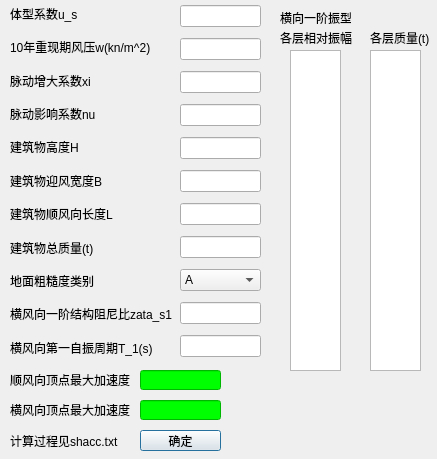
Old version of the form wac_sh.ui in the repository dryhill/china_wind_acc.
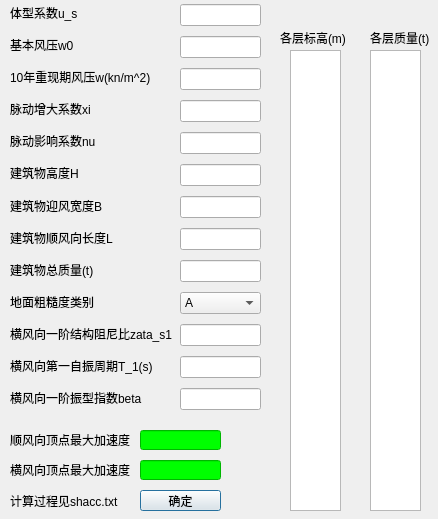
New version of the form.

What changed in the file:
```diff
--- a/wac_sh.ui
+++ b/wac_sh.ui
@@ -6,8 +6,8 @@
    <rect>
     <x>0</x>
     <y>0</y>
-    <width>437</width>
-    <height>459</height>
+    <width>438</width>
+    <height>519</height>
    </rect>
   </property>
   <property name="windowTitle">
@@ -21,8 +21,8 @@
     <rect>
      <x>10</x>
      <y>0</y>
-     <width>170</width>
-     <height>361</height>
+     <width>164</width>
+     <height>411</height>
     </rect>
    </property>
    <layout class="QVBoxLayout" name="verticalLayout">
@@ -34,7 +34,14 @@
      </widget>
     </item>
     <item>
-     <widget class="QLabel" name="lb_w0">
+     <widget class="QLabel" name="lb_hft_3">
+      <property name="text">
+       <string>基本风压w0</string>
+      </property>
+     </widget>
+    </item>
+    <item>
+     <widget class="QLabel" name="lb_w">
       <property name="text">
        <string>10年重现期风压w(kn/m^2)</string>
       </property>
@@ -103,6 +110,13 @@
       </property>
      </widget>
     </item>
+    <item>
+     <widget class="QLabel" name="lb_hft_2">
+      <property name="text">
+       <string>横风向一阶振型指数beta</string>
+      </property>
+     </widget>
+    </item>
    </layout>
   </widget>
   <widget class="QWidget" name="verticalLayoutWidget_2">
@@ -111,7 +125,7 @@
      <x>180</x>
      <y>0</y>
      <width>81</width>
-     <height>371</height>
+     <height>421</height>
     </rect>
    </property>
    <layout class="QVBoxLayout" name="verticalLayout_2">
@@ -121,6 +135,9 @@
     <item>
      <widget class="QLineEdit" name="le_w0"/>
     </item>
+    <item>
+     <widget class="QLineEdit" name="le_w"/>
+    </item>
     <item>
      <widget class="QLineEdit" name="le_xi"/>
     </item>
@@ -169,13 +186,16 @@
     <item>
      <widget class="QLineEdit" name="le_hft"/>
     </item>
+    <item>
+     <widget class="QLineEdit" name="le_beta"/>
+    </item>
    </layout>
   </widget>
   <widget class="QLineEdit" name="le_sf">
    <property name="geometry">
     <rect>
      <x>140</x>
-     <y>370</y>
+     <y>430</y>
      <width>81</width>
      <height>20</height>
     </rect>
@@ -188,7 +208,7 @@
    <property name="geometry">
     <rect>
      <x>10</x>
-     <y>370</y>
+     <y>430</y>
      <width>121</width>
      <height>20</height>
     </rect>
@@ -201,7 +221,7 @@
    <property name="geometry">
     <rect>
      <x>140</x>
-     <y>430</y>
+     <y>490</y>
      <width>81</width>
      <height>21</height>
     </rect>
@@ -214,7 +234,7 @@
    <property name="geometry">
     <rect>
      <x>10</x>
-     <y>400</y>
+     <y>460</y>
      <width>121</width>
      <height>20</height>
     </rect>
@@ -227,7 +247,7 @@
    <property name="geometry">
     <rect>
      <x>140</x>
-     <y>400</y>
+     <y>460</y>
      <width>81</width>
      <height>20</height>
     </rect>
@@ -240,7 +260,7 @@
    <property name="geometry">
     <rect>
      <x>10</x>
-     <y>430</y>
+     <y>490</y>
      <width>111</width>
      <height>21</height>
     </rect>
@@ -255,7 +275,7 @@
      <x>290</x>
      <y>50</y>
      <width>51</width>
-     <height>321</height>
+     <height>461</height>
     </rect>
    </property>
   </widget>
@@ -265,23 +285,10 @@
      <x>370</x>
      <y>50</y>
      <width>51</width>
-     <height>321</height>
+     <height>461</height>
     </rect>
    </property>
   </widget>
-  <widget class="QLabel" name="label_2">
-   <property name="geometry">
-    <rect>
-     <x>280</x>
-     <y>10</y>
-     <width>71</width>
-     <height>16</height>
-    </rect>
-   </property>
-   <property name="text">
-    <string>横向一阶振型</string>
-   </property>
-  </widget>
   <widget class="QLabel" name="label_3">
    <property name="geometry">
     <rect>
@@ -305,7 +312,7 @@
     </rect>
    </property>
    <property name="text">
-    <string>各层相对振幅</string>
+    <string>各层标高(m)</string>
    </property>
   </widget>
  </widget>
```
